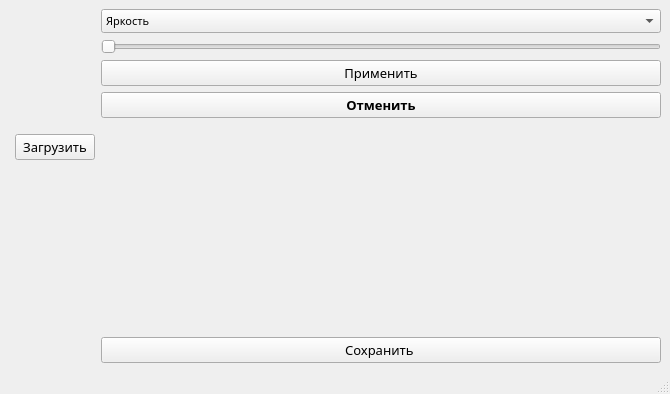
Above: mainwindow.ui from UlianaPucha/Kurs before the change. Below: the same form after it.
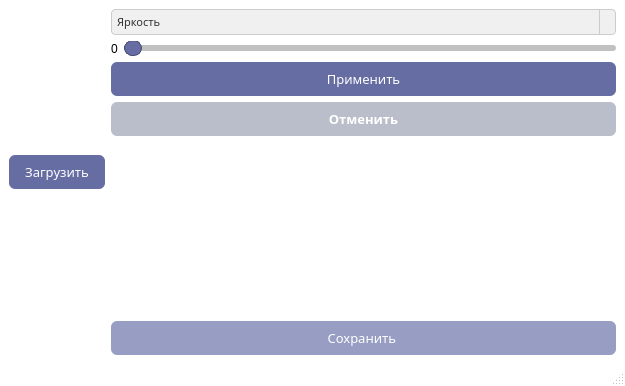
That is the form after the change. Icons and pictures are not drawn.

The edit to the form file:
```diff
--- a/mainwindow.ui
+++ b/mainwindow.ui
@@ -6,16 +6,88 @@
    <rect>
     <x>0</x>
     <y>0</y>
-    <width>670</width>
-    <height>394</height>
+    <width>625</width>
+    <height>386</height>
    </rect>
   </property>
   <property name="windowTitle">
    <string>MainWindow</string>
   </property>
+  <property name="styleSheet">
+   <string notr="true">QMainWindow {
+    background-color: #ffffff; 
+}</string>
+  </property>
   <widget class="QWidget" name="centralwidget">
    <layout class="QGridLayout" name="gridLayout">
-    <item row="0" column="1" rowspan="3">
+    <item row="0" column="0">
+     <layout class="QFormLayout" name="formLayout">
+      <item row="0" column="1">
+       <spacer name="verticalSpacer_2">
+        <property name="orientation">
+         <enum>Qt::Vertical</enum>
+        </property>
+        <property name="sizeHint" stdset="0">
+         <size>
+          <width>20</width>
+          <height>40</height>
+         </size>
+        </property>
+       </spacer>
+      </item>
+      <item row="1" column="0" colspan="2">
+       <widget class="QPushButton" name="loadButton">
+        <property name="font">
+         <font>
+          <family>Bahnschrift SemiBold</family>
+          <pointsize>10</pointsize>
+         </font>
+        </property>
+        <property name="styleSheet">
+         <string notr="true">QPushButton {
+    background-color: #666DA3;    
+    color: white;                
+    border: none;
+    padding: 8px 16px;
+    border-radius: 6px;         
+}
+
+QPushButton:hover {
+    background-color: #454973;   
+}
+
+QPushButton:pressed {
+    background-color:  #454973;  
+}</string>
+        </property>
+        <property name="text">
+         <string>Загрузить</string>
+        </property>
+       </widget>
+      </item>
+      <item row="2" column="0">
+       <widget class="QLabel" name="imageLabel">
+        <property name="text">
+         <string/>
+        </property>
+       </widget>
+      </item>
+      <item row="3" column="1">
+       <spacer name="verticalSpacer_3">
+        <property name="orientation">
+         <enum>Qt::Vertical</enum>
+        </property>
+        <property name="sizeHint" stdset="0">
+         <size>
+          <width>17</width>
+          <height>37</height>
+         </size>
+        </property>
+       </spacer>
+      </item>
+     </layout>
+    </item>
+    <item row="0" column="1">
      <layout class="QVBoxLayout" name="verticalLayout">
       <item>
        <widget class="QComboBox" name="comboBox">
@@ -25,6 +97,26 @@
           <pointsize>8</pointsize>
          </font>
         </property>
+        <property name="styleSheet">
+         <string notr="true">QComboBox {
+    background-color: #f0f0f0;     /* Цвет фона */
+    color: #333333;                /* Цвет текста */
+    border: 1px solid #cccccc;     /* Граница */
+    border-radius: 4px;            /* Закругление углов */
+    padding: 3px 18px 3px 5px;     /* Отступы */
+}
+
+QComboBox::drop-down {
+    subcontrol-origin: padding;
+    subcontrol-position: top right;
+    width: 15px;
+    border-left: 1px solid #cccccc;
+}
+
+QComboBox::down-arrow {
+    image: url(:/images/arrow_down.png); /* Опционально: своя иконка */
+}</string>
+        </property>
         <item>
          <property name="text">
           <string>Яркость</string>
@@ -55,14 +147,56 @@
           <string>Виньетка</string>
          </property>
         </item>
+        <item>
+         <property name="text">
+          <string>Резкость</string>
+         </property>
+        </item>
+        <item>
+         <property name="text">
+          <string>Сепия</string>
+         </property>
+        </item>
        </widget>
       </item>
       <item>
-       <widget class="QSlider" name="slider">
-        <property name="orientation">
-         <enum>Qt::Horizontal</enum>
-        </property>
-       </widget>
+       <layout class="QHBoxLayout" name="horizontalLayout">
+        <item>
+         <widget class="QLabel" name="valueLabel">
+          <property name="text">
+           <string>0</string>
+          </property>
+         </widget>
+        </item>
+        <item>
+         <widget class="QSlider" name="slider">
+          <property name="styleSheet">
+           <string notr="true">QSlider::groove:horizontal {
+    background: #C0C0C0;          /* Цвет фона дорожки */
+    height: 6px;                 /* Высота дорожки */
+    border-radius: 3px;          /* Закругление дорожки */
+}
+
+QSlider::handle:horizontal {
+    background: #666DA3;         /* Цвет ползунка */
+    width: 16px;                /* Ширина ползунка */
+    height: 16px;               /* Высота ползунка */
+    margin: -5px 0;             /* Отступ ползунка */
+    border-radius: 8px;         /* Круглый ползунок */
+    border: 1px solid #454973;  /* Граница ползунка */
+}
+
+QSlider::sub-page:horizontal {
+    background:  #808080;        /* Цвет заполненной части */
+    border-radius: 3px;
+}</string>
+          </property>
+          <property name="orientation">
+           <enum>Qt::Horizontal</enum>
+          </property>
+         </widget>
+        </item>
+       </layout>
       </item>
       <item>
        <widget class="QPushButton" name="applyButton">
@@ -72,6 +206,23 @@
           <pointsize>10</pointsize>
          </font>
         </property>
+        <property name="styleSheet">
+         <string notr="true">QPushButton {
+    background-color: #666DA3;    
+    color: white;                
+    border: none;
+    padding: 8px 16px;
+    border-radius: 6px;         
+}
+
+QPushButton:hover {
+    background-color: #454973;   
+}
+
+QPushButton:pressed {
+    background-color:  #454973;  
+}</string>
+        </property>
         <property name="text">
          <string>Применить</string>
         </property>
@@ -87,6 +238,23 @@
           <bold>true</bold>
          </font>
         </property>
+        <property name="styleSheet">
+         <string notr="true">QPushButton {
+    background-color: #BABECA;    
+    color: white;                
+    border: none;
+    padding: 8px 16px;
+    border-radius: 6px;         
+}
+
+QPushButton:hover {
+    background-color: #979BAF;   
+}
+
+QPushButton:pressed {
+    background-color:  #979BAF;  
+}</string>
+        </property>
         <property name="text">
          <string>Отменить</string>
         </property>
@@ -99,75 +267,42 @@
         </property>
         <property name="sizeHint" stdset="0">
          <size>
-          <width>20</width>
-          <height>40</height>
+          <width>17</width>
+          <height>13</height>
          </size>
         </property>
        </spacer>
       </item>
-     </layout>
-    </item>
-    <item row="2" column="0">
-     <widget class="QLabel" name="imageLabel">
-      <property name="text">
-       <string/>
-      </property>
-     </widget>
-    </item>
-    <item row="1" column="0">
-     <spacer name="verticalSpacer_3">
-      <property name="orientation">
-       <enum>Qt::Vertical</enum>
-      </property>
-      <property name="sizeHint" stdset="0">
-       <size>
-        <width>17</width>
-        <height>37</height>
-       </size>
-      </property>
-     </spacer>
-    </item>
-    <item row="3" column="1">
-     <widget class="QPushButton" name="saveButton">
-      <property name="font">
-       <font>
-        <family>Bahnschrift SemiBold</family>
-        <pointsize>10</pointsize>
-       </font>
-      </property>
-      <property name="text">
-       <string>Сохранить </string>
-      </property>
-     </widget>
-    </item>
-    <item row="0" column="0">
-     <layout class="QFormLayout" name="formLayout">
-      <item row="1" column="1">
-       <widget class="QPushButton" name="loadButton">
+      <item>
+       <widget class="QPushButton" name="saveButton">
         <property name="font">
          <font>
           <family>Bahnschrift SemiBold</family>
           <pointsize>10</pointsize>
          </font>
         </property>
+        <property name="styleSheet">
+         <string notr="true">QPushButton {
+    background-color: #979DC3;    
+    color: white;               
+    border: none;
+    padding: 8px 16px;
+    border-radius: 6px;          
+}
+
+QPushButton:hover {
+    background-color: #7D85B5; 
+}
+
+QPushButton:pressed {
+    background-color:  #7D85B5;  
+}</string>
+        </property>
         <property name="text">
-         <string>Загрузить</string>
+         <string>Сохранить </string>
         </property>
        </widget>
       </item>
-      <item row="0" column="1">
-       <spacer name="verticalSpacer_2">
-        <property name="orientation">
-         <enum>Qt::Vertical</enum>
-        </property>
-        <property name="sizeHint" stdset="0">
-         <size>
-          <width>20</width>
-          <height>40</height>
-         </size>
-        </property>
-       </spacer>
-      </item>
      </layout>
     </item>
    </layout>
@@ -177,7 +312,7 @@
     <rect>
      <x>0</x>
      <y>0</y>
-     <width>670</width>
+     <width>625</width>
      <height>26</height>
     </rect>
    </property>
```
